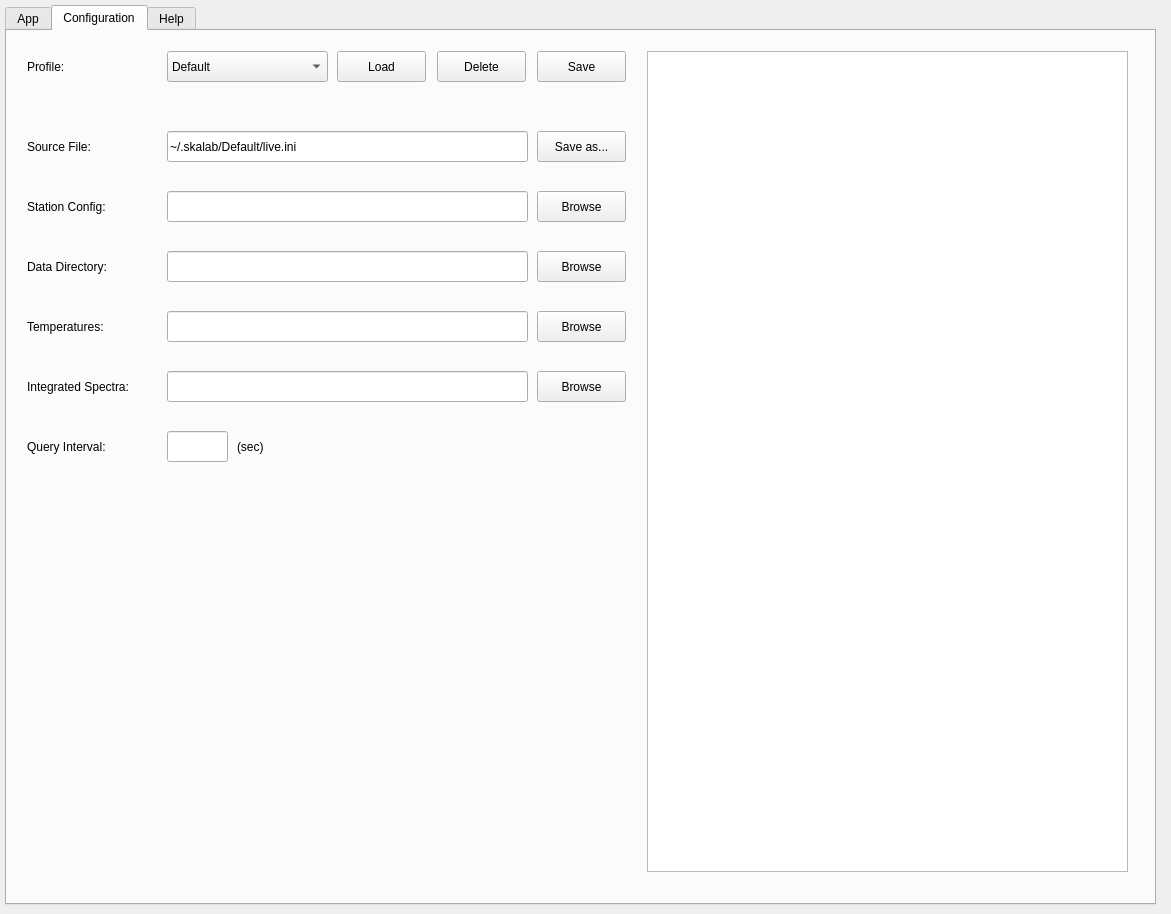
This is skalab_live.ui in amattana/skalab as Qt 5 draws it before an edit. The edited form follows.
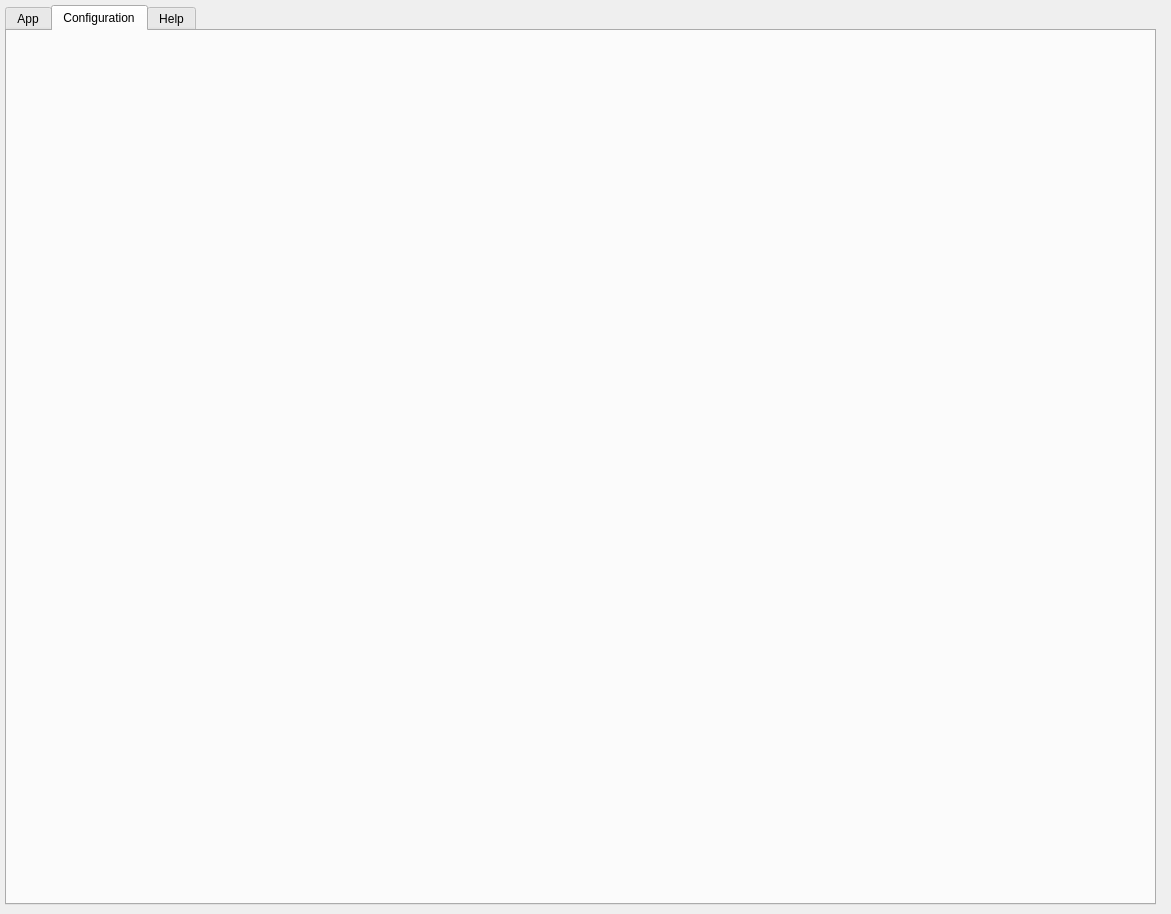
This is the edited form. The open tabs and pages were chosen to show the change.

```diff
--- a/skalab_live.ui
+++ b/skalab_live.ui
@@ -1373,389 +1373,6 @@
     <attribute name="title">
      <string>Configuration</string>
     </attribute>
-    <widget class="QPushButton" name="qbutton_save_2">
-     <property name="geometry">
-      <rect>
-       <x>530</x>
-       <y>20</y>
-       <width>89</width>
-       <height>31</height>
-      </rect>
-     </property>
-     <property name="text">
-      <string>Save</string>
-     </property>
-    </widget>
-    <widget class="QPushButton" name="qbutton_load">
-     <property name="geometry">
-      <rect>
-       <x>330</x>
-       <y>20</y>
-       <width>89</width>
-       <height>31</height>
-      </rect>
-     </property>
-     <property name="text">
-      <string>Load</string>
-     </property>
-    </widget>
-    <widget class="QComboBox" name="qcombo_profile">
-     <property name="geometry">
-      <rect>
-       <x>160</x>
-       <y>20</y>
-       <width>161</width>
-       <height>31</height>
-      </rect>
-     </property>
-     <property name="maxVisibleItems">
-      <number>16</number>
-     </property>
-     <property name="duplicatesEnabled">
-      <bool>false</bool>
-     </property>
-     <item>
-      <property name="text">
-       <string>Default</string>
-      </property>
-     </item>
-    </widget>
-    <widget class="QLabel" name="qlabel_conf_label_5">
-     <property name="geometry">
-      <rect>
-       <x>20</x>
-       <y>20</y>
-       <width>71</width>
-       <height>31</height>
-      </rect>
-     </property>
-     <property name="layoutDirection">
-      <enum>Qt::LeftToRight</enum>
-     </property>
-     <property name="text">
-      <string>Profile:</string>
-     </property>
-     <property name="alignment">
-      <set>Qt::AlignLeading|Qt::AlignLeft|Qt::AlignVCenter</set>
-     </property>
-    </widget>
-    <widget class="QPushButton" name="qbutton_delete">
-     <property name="geometry">
-      <rect>
-       <x>430</x>
-       <y>20</y>
-       <width>89</width>
-       <height>31</height>
-      </rect>
-     </property>
-     <property name="text">
-      <string>Delete</string>
-     </property>
-    </widget>
-    <widget class="QPushButton" name="qbutton_saveas">
-     <property name="geometry">
-      <rect>
-       <x>530</x>
-       <y>100</y>
-       <width>89</width>
-       <height>31</height>
-      </rect>
-     </property>
-     <property name="text">
-      <string>Save as...</string>
-     </property>
-    </widget>
-    <widget class="QLabel" name="qlabel_conf_label">
-     <property name="geometry">
-      <rect>
-       <x>20</x>
-       <y>100</y>
-       <width>91</width>
-       <height>31</height>
-      </rect>
-     </property>
-     <property name="layoutDirection">
-      <enum>Qt::LeftToRight</enum>
-     </property>
-     <property name="text">
-      <string>Source File:</string>
-     </property>
-     <property name="alignment">
-      <set>Qt::AlignLeading|Qt::AlignLeft|Qt::AlignVCenter</set>
-     </property>
-    </widget>
-    <widget class="QLineEdit" name="qline_configuration_file">
-     <property name="geometry">
-      <rect>
-       <x>160</x>
-       <y>100</y>
-       <width>361</width>
-       <height>31</height>
-      </rect>
-     </property>
-     <property name="text">
-      <string>~/.skalab/Default/live.ini</string>
-     </property>
-     <property name="readOnly">
-      <bool>true</bool>
-     </property>
-    </widget>
-    <widget class="QTableWidget" name="qtable_conf">
-     <property name="geometry">
-      <rect>
-       <x>640</x>
-       <y>20</y>
-       <width>481</width>
-       <height>821</height>
-      </rect>
-     </property>
-    </widget>
-    <widget class="QPushButton" name="qbutton_browse_data_directory">
-     <property name="geometry">
-      <rect>
-       <x>530</x>
-       <y>220</y>
-       <width>89</width>
-       <height>31</height>
-      </rect>
-     </property>
-     <property name="text">
-      <string>Browse</string>
-     </property>
-    </widget>
-    <widget class="QLineEdit" name="qline_output_dir">
-     <property name="geometry">
-      <rect>
-       <x>160</x>
-       <y>220</y>
-       <width>361</width>
-       <height>31</height>
-      </rect>
-     </property>
-     <property name="text">
-      <string/>
-     </property>
-     <property name="readOnly">
-      <bool>false</bool>
-     </property>
-    </widget>
-    <widget class="QLabel" name="qlabel_conf_label_2">
-     <property name="geometry">
-      <rect>
-       <x>20</x>
-       <y>220</y>
-       <width>121</width>
-       <height>31</height>
-      </rect>
-     </property>
-     <property name="layoutDirection">
-      <enum>Qt::LeftToRight</enum>
-     </property>
-     <property name="text">
-      <string>Data Directory:</string>
-     </property>
-     <property name="alignment">
-      <set>Qt::AlignLeading|Qt::AlignLeft|Qt::AlignVCenter</set>
-     </property>
-    </widget>
-    <widget class="QLabel" name="qlabel_conf_label_8">
-     <property name="geometry">
-      <rect>
-       <x>20</x>
-       <y>400</y>
-       <width>111</width>
-       <height>31</height>
-      </rect>
-     </property>
-     <property name="layoutDirection">
-      <enum>Qt::LeftToRight</enum>
-     </property>
-     <property name="text">
-      <string>Query Interval:</string>
-     </property>
-     <property name="alignment">
-      <set>Qt::AlignLeading|Qt::AlignLeft|Qt::AlignVCenter</set>
-     </property>
-    </widget>
-    <widget class="QLabel" name="qlabel_conf_label_9">
-     <property name="geometry">
-      <rect>
-       <x>230</x>
-       <y>400</y>
-       <width>41</width>
-       <height>31</height>
-      </rect>
-     </property>
-     <property name="layoutDirection">
-      <enum>Qt::LeftToRight</enum>
-     </property>
-     <property name="text">
-      <string>(sec)</string>
-     </property>
-     <property name="alignment">
-      <set>Qt::AlignLeading|Qt::AlignLeft|Qt::AlignVCenter</set>
-     </property>
-    </widget>
-    <widget class="QLineEdit" name="qline_profile_interval">
-     <property name="geometry">
-      <rect>
-       <x>160</x>
-       <y>400</y>
-       <width>61</width>
-       <height>31</height>
-      </rect>
-     </property>
-     <property name="text">
-      <string/>
-     </property>
-     <property name="readOnly">
-      <bool>false</bool>
-     </property>
-    </widget>
-    <widget class="QPushButton" name="qbutton_browse_station_config">
-     <property name="geometry">
-      <rect>
-       <x>530</x>
-       <y>160</y>
-       <width>89</width>
-       <height>31</height>
-      </rect>
-     </property>
-     <property name="text">
-      <string>Browse</string>
-     </property>
-    </widget>
-    <widget class="QLabel" name="qlabel_conf_label_3">
-     <property name="geometry">
-      <rect>
-       <x>20</x>
-       <y>160</y>
-       <width>121</width>
-       <height>31</height>
-      </rect>
-     </property>
-     <property name="layoutDirection">
-      <enum>Qt::LeftToRight</enum>
-     </property>
-     <property name="text">
-      <string>Station Config:</string>
-     </property>
-     <property name="alignment">
-      <set>Qt::AlignLeading|Qt::AlignLeft|Qt::AlignVCenter</set>
-     </property>
-    </widget>
-    <widget class="QLineEdit" name="qline_configfile">
-     <property name="geometry">
-      <rect>
-       <x>160</x>
-       <y>160</y>
-       <width>361</width>
-       <height>31</height>
-      </rect>
-     </property>
-     <property name="text">
-      <string/>
-     </property>
-     <property name="readOnly">
-      <bool>false</bool>
-     </property>
-    </widget>
-    <widget class="QPushButton" name="qbutton_browse_data_directory_2">
-     <property name="geometry">
-      <rect>
-       <x>530</x>
-       <y>280</y>
-       <width>89</width>
-       <height>31</height>
-      </rect>
-     </property>
-     <property name="text">
-      <string>Browse</string>
-     </property>
-    </widget>
-    <widget class="QLabel" name="qlabel_conf_label_4">
-     <property name="geometry">
-      <rect>
-       <x>20</x>
-       <y>280</y>
-       <width>131</width>
-       <height>31</height>
-      </rect>
-     </property>
-     <property name="layoutDirection">
-      <enum>Qt::LeftToRight</enum>
-     </property>
-     <property name="text">
-      <string>Temperatures:</string>
-     </property>
-     <property name="alignment">
-      <set>Qt::AlignLeading|Qt::AlignLeft|Qt::AlignVCenter</set>
-     </property>
-    </widget>
-    <widget class="QLineEdit" name="qline_temperatures_path">
-     <property name="geometry">
-      <rect>
-       <x>160</x>
-       <y>280</y>
-       <width>361</width>
-       <height>31</height>
-      </rect>
-     </property>
-     <property name="text">
-      <string/>
-     </property>
-     <property name="readOnly">
-      <bool>false</bool>
-     </property>
-    </widget>
-    <widget class="QLabel" name="qlabel_conf_label_6">
-     <property name="geometry">
-      <rect>
-       <x>20</x>
-       <y>340</y>
-       <width>131</width>
-       <height>31</height>
-      </rect>
-     </property>
-     <property name="layoutDirection">
-      <enum>Qt::LeftToRight</enum>
-     </property>
-     <property name="text">
-      <string>Integrated Spectra:</string>
-     </property>
-     <property name="alignment">
-      <set>Qt::AlignLeading|Qt::AlignLeft|Qt::AlignVCenter</set>
-     </property>
-    </widget>
-    <widget class="QLineEdit" name="qline_integrated_spectra_path">
-     <property name="geometry">
-      <rect>
-       <x>160</x>
-       <y>340</y>
-       <width>361</width>
-       <height>31</height>
-      </rect>
-     </property>
-     <property name="text">
-      <string/>
-     </property>
-     <property name="readOnly">
-      <bool>false</bool>
-     </property>
-    </widget>
-    <widget class="QPushButton" name="qbutton_browse_data_directory_3">
-     <property name="geometry">
-      <rect>
-       <x>530</x>
-       <y>340</y>
-       <width>89</width>
-       <height>31</height>
-      </rect>
-     </property>
-     <property name="text">
-      <string>Browse</string>
-     </property>
-    </widget>
    </widget>
    <widget class="QWidget" name="qtab_help">
     <attribute name="title">
```
Left out of the diff: 794 changed lines with no effect on the pictures.
